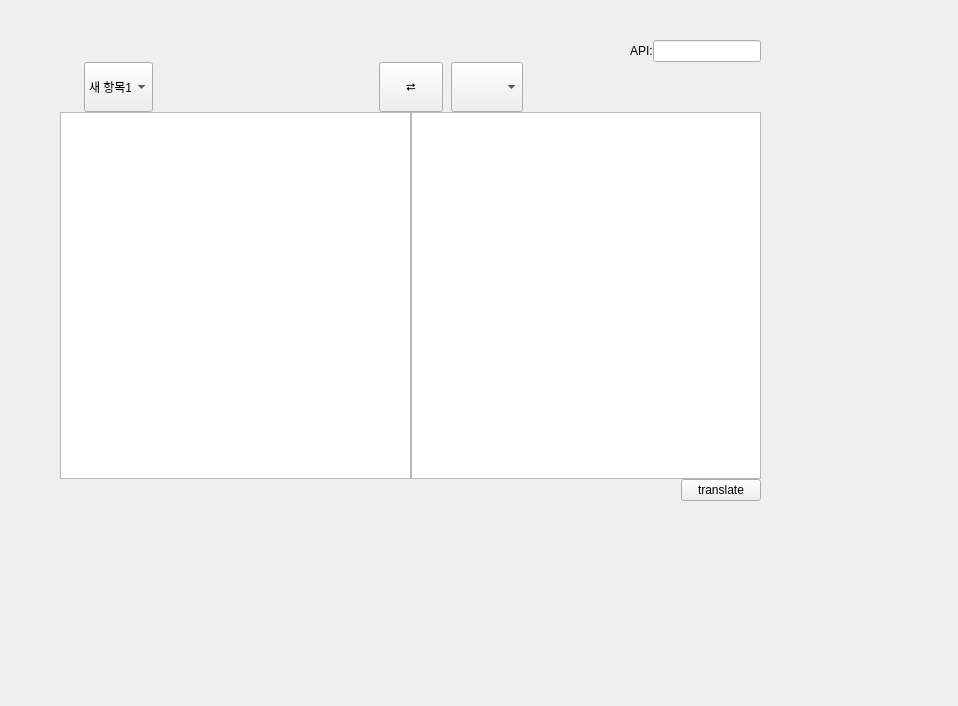
Before: the Qt Designer form ui/TextEditTranslateWidget.ui in KimYubin/SolTranslator, drawn with Qt 5.
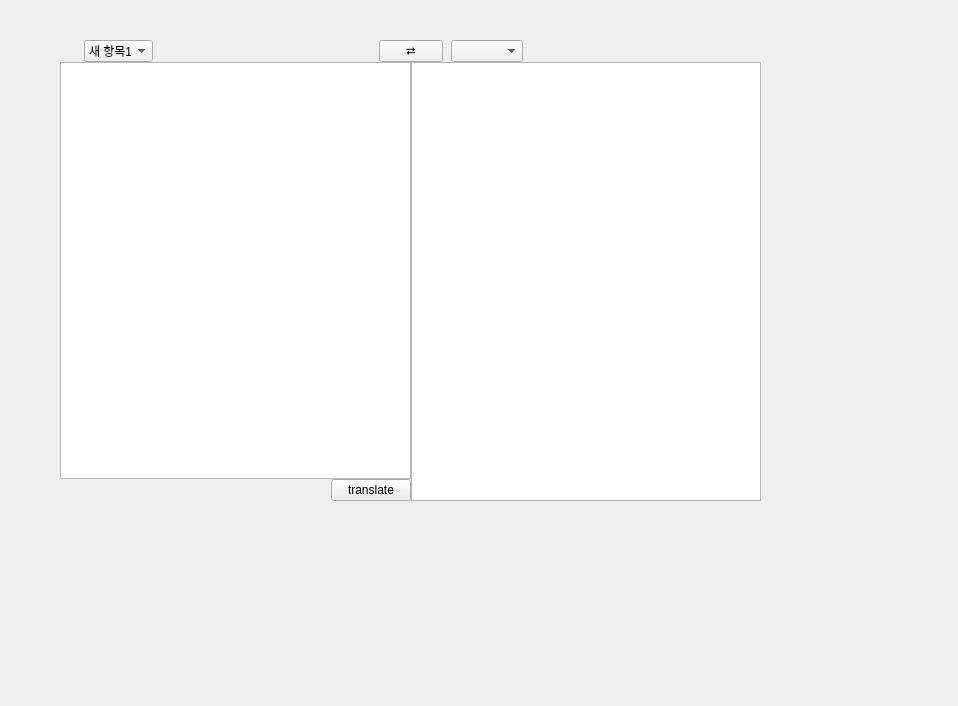
After: the same form once the commit is applied.

```diff
--- a/ui/TextEditTranslateWidget.ui
+++ b/ui/TextEditTranslateWidget.ui
@@ -44,107 +44,7 @@
     <property name="spacing">
      <number>0</number>
     </property>
-    <item row="3" column="0">
-     <layout class="QHBoxLayout" name="hLayout_3_Bottom">
-      <item>
-       <spacer name="horizontalSpacer_2">
-        <property name="orientation">
-         <enum>Qt::Orientation::Horizontal</enum>
-        </property>
-        <property name="sizeHint" stdset="0">
-         <size>
-          <width>40</width>
-          <height>20</height>
-         </size>
-        </property>
-       </spacer>
-      </item>
-      <item>
-       <widget class="QPushButton" name="findButton">
-        <property name="text">
-         <string>translate</string>
-        </property>
-       </widget>
-      </item>
-     </layout>
-    </item>
-    <item row="2" column="0">
-     <layout class="QHBoxLayout" name="hLayout_2_TextInputs">
-      <property name="spacing">
-       <number>0</number>
-      </property>
-      <property name="leftMargin">
-       <number>0</number>
-      </property>
-      <property name="rightMargin">
-       <number>0</number>
-      </property>
-      <item>
-       <layout class="QVBoxLayout" name="verticalLayout">
-        <item>
-         <widget class="QPlainTextEdit" name="textOrigin">
-          <property name="font">
-           <font>
-            <hintingpreference>PreferNoHinting</hintingpreference>
-           </font>
-          </property>
-         </widget>
-        </item>
-       </layout>
-      </item>
-      <item>
-       <layout class="QVBoxLayout" name="verticalLayout_2">
-        <item>
-         <widget class="QTextBrowser" name="textTranslate">
-          <property name="font">
-           <font>
-            <hintingpreference>PreferNoHinting</hintingpreference>
-           </font>
-          </property>
-          <property name="readOnly">
-           <bool>false</bool>
-          </property>
-         </widget>
-        </item>
-       </layout>
-      </item>
-     </layout>
-    </item>
     <item row="0" column="0">
-     <layout class="QHBoxLayout" name="hLayout_0_API">
-      <item>
-       <spacer name="horizontalSpacer">
-        <property name="orientation">
-         <enum>Qt::Orientation::Horizontal</enum>
-        </property>
-        <property name="sizeHint" stdset="0">
-         <size>
-          <width>398</width>
-          <height>20</height>
-         </size>
-        </property>
-       </spacer>
-      </item>
-      <item>
-       <widget class="QLabel" name="label_api">
-        <property name="text">
-         <string>API:</string>
-        </property>
-       </widget>
-      </item>
-      <item>
-       <widget class="QLineEdit" name="lineEdit_api">
-        <property name="sizePolicy">
-         <sizepolicy hsizetype="Fixed" vsizetype="Fixed">
-          <horstretch>0</horstretch>
-          <verstretch>0</verstretch>
-         </sizepolicy>
-        </property>
-       </widget>
-      </item>
-     </layout>
-    </item>
-    <item row="1" column="0">
      <layout class="QHBoxLayout" name="hLayout_1_LangSelect">
       <item>
        <layout class="QHBoxLayout" name="hLayout_0_origin" stretch="0,0">
@@ -156,18 +56,6 @@
         </property>
         <item>
          <widget class="QComboBox" name="OrignLangSelectCombo">
-          <property name="sizePolicy">
-           <sizepolicy hsizetype="Preferred" vsizetype="Preferred">
-            <horstretch>0</horstretch>
-            <verstretch>0</verstretch>
-           </sizepolicy>
-          </property>
-          <property name="minimumSize">
-           <size>
-            <width>64</width>
-            <height>0</height>
-           </size>
-          </property>
           <property name="maximumSize">
            <size>
             <width>69</width>
@@ -209,18 +97,6 @@
       </item>
       <item alignment="Qt::AlignmentFlag::AlignHCenter|Qt::AlignmentFlag::AlignVCenter">
        <widget class="QPushButton" name="pushButton">
-        <property name="sizePolicy">
-         <sizepolicy hsizetype="Minimum" vsizetype="Fixed">
-          <horstretch>0</horstretch>
-          <verstretch>0</verstretch>
-         </sizepolicy>
-        </property>
-        <property name="minimumSize">
-         <size>
-          <width>64</width>
-          <height>50</height>
-         </size>
-        </property>
         <property name="maximumSize">
          <size>
           <width>64</width>
@@ -238,20 +114,7 @@
          <number>8</number>
         </property>
         <item>
-         <widget class="QComboBox" name="TargetLangSelectCombo">
-          <property name="sizePolicy">
-           <sizepolicy hsizetype="Preferred" vsizetype="Preferred">
-            <horstretch>0</horstretch>
-            <verstretch>0</verstretch>
-           </sizepolicy>
-          </property>
-          <property name="minimumSize">
-           <size>
-            <width>64</width>
-            <height>0</height>
-           </size>
-          </property>
-         </widget>
+         <widget class="QComboBox" name="TargetLangSelectCombo"/>
         </item>
         <item>
          <spacer name="horizontalSpacer_6">
@@ -270,6 +133,67 @@
       </item>
      </layout>
     </item>
+    <item row="1" column="0">
+     <layout class="QHBoxLayout" name="hLayout_2_TextInputs">
+      <property name="spacing">
+       <number>0</number>
+      </property>
+      <property name="leftMargin">
+       <number>0</number>
+      </property>
+      <property name="rightMargin">
+       <number>0</number>
+      </property>
+      <item>
+       <layout class="QVBoxLayout" name="verticalLayout">
+        <property name="spacing">
+         <number>0</number>
+        </property>
+        <item>
+         <widget class="QPlainTextEdit" name="textOrigin">
+          <property name="font">
+           <font>
+            <hintingpreference>PreferNoHinting</hintingpreference>
+           </font>
+          </property>
+         </widget>
+        </item>
+        <item alignment="Qt::AlignmentFlag::AlignRight">
+         <widget class="QPushButton" name="findButton">
+          <property name="sizePolicy">
+           <sizepolicy hsizetype="Fixed" vsizetype="Fixed">
+            <horstretch>0</horstretch>
+            <verstretch>0</verstretch>
+           </sizepolicy>
+          </property>
+          <property name="text">
+           <string>translate</string>
+          </property>
+         </widget>
+        </item>
+       </layout>
+      </item>
+      <item>
+       <layout class="QVBoxLayout" name="verticalLayout_2">
+        <item>
+         <widget class="QTextBrowser" name="textTranslate">
+          <property name="font">
+           <font>
+            <hintingpreference>PreferNoHinting</hintingpreference>
+           </font>
+          </property>
+          <property name="readOnly">
+           <bool>false</bool>
+          </property>
+         </widget>
+        </item>
+       </layout>
+      </item>
+     </layout>
+    </item>
+    <item row="2" column="0">
+     <layout class="QHBoxLayout" name="hLayout_3_Bottom"/>
+    </item>
    </layout>
   </widget>
  </widget>
```
Left out of the diff: 2 changed lines with no effect on the pictures.
